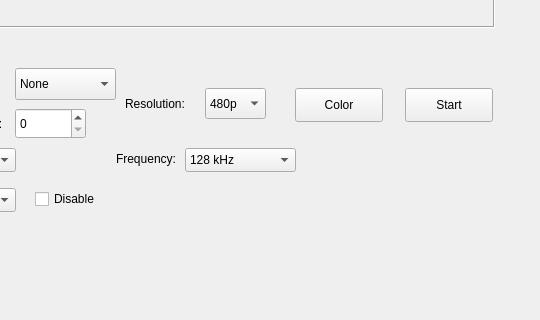
Old version of the form vocWindowView.ui in the repository rdelgiudi/vocalization-recorder; both pictures show x 505 to 1045 and y 532 to 852 of the 1045 by 982 pixel window.
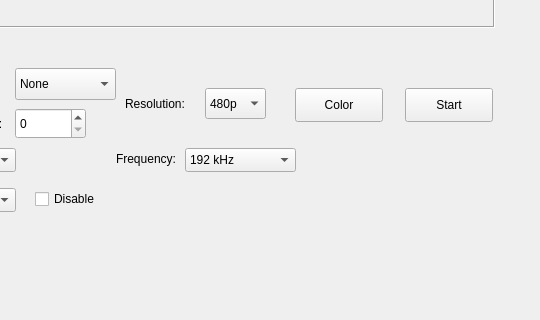
New version of the form.

Patch:
```diff
--- a/vocWindowView.ui
+++ b/vocWindowView.ui
@@ -357,6 +357,11 @@
       <height>24</height>
      </rect>
     </property>
+    <item>
+     <property name="text">
+      <string>192 kHz</string>
+     </property>
+    </item>
     <item>
      <property name="text">
       <string>128 kHz</string>
```
